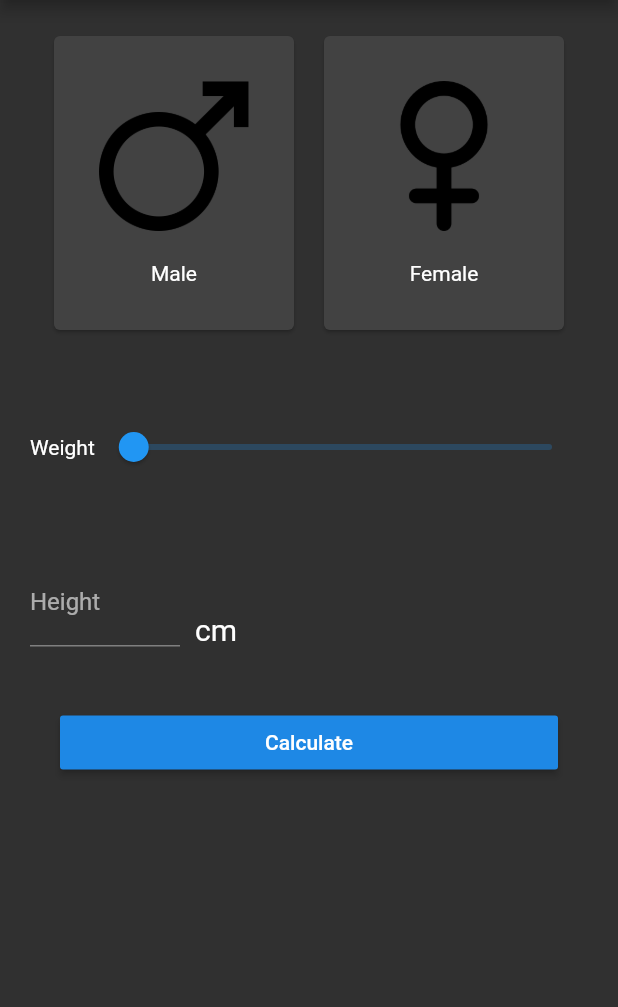
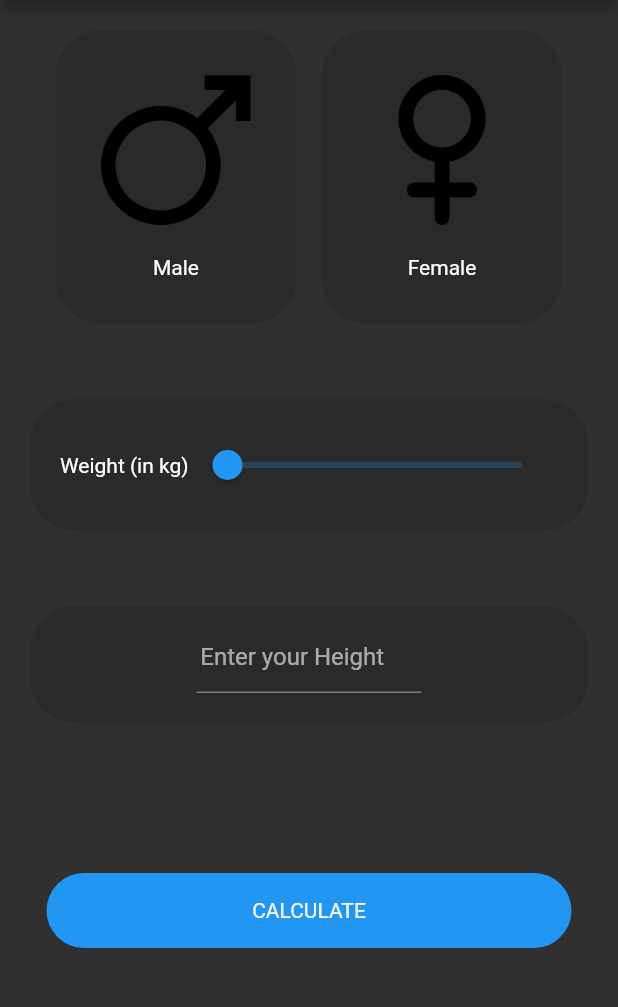
Before and after one commit to Annihilator99/BMI-Calculator, a Flutter app: the screen it shows after launch, on a phone screen of 412 x 824 dp, the part 84-1091 px from its top. Run offline on Flutter 3.47's test engine with Material 2 defaults, Android fonts, the phone set to English and light mode, and no system bars.

Commit message:
improvement: UI changes

```diff
--- a/lib/main.dart
+++ b/lib/main.dart
@@ -1,5 +1,6 @@
 import 'dart:math';
 
+import 'package:flutter/cupertino.dart';
 import 'package:flutter/material.dart';
 
 void main() {
@@ -36,8 +37,11 @@ class _MyHomePageState extends State<MyHomePage> {
   String gender = 'male';
   double height;
   double bmi;
-  var text_color_male = null;
-  var text_color_female = null;
+  static const color1 = Colors.blue;
+  static const color2 = Colors.black12;
+  var text_color_male = color2;
+  var text_color_female = color2;
+  bool _validate = false;
 
   final heightController = TextEditingController();
 
@@ -50,30 +54,21 @@ class _MyHomePageState extends State<MyHomePage> {
 
   String calculateBMI() {
     if (_sliderValue != 0 && heightController.text != null) {
-      bmi = _sliderValue / pow(double.parse(heightController.text), 2);
+      var height = double.parse(heightController.text) / 100;
+      bmi = _sliderValue / pow(height, 2);
     }
     return bmi.toString();
   }
 
-  @override
-  Widget build(BuildContext context) {
-    return Scaffold(
-      appBar: AppBar(
-        centerTitle: true,
-        title: Text(widget.title),
-      ),
-      body: Container(
-        padding: EdgeInsets.all(20),
-        child: Column(
-          children: [
-            Row(
+  Widget _buildGender() {
+    return Row(
       mainAxisAlignment: MainAxisAlignment.spaceEvenly,
       children: [
-                Card(
+        GestureDetector(
+          child: Container(
+            decoration: BoxDecoration(
                 color: text_color_male,
-                    child: InkWell(
-                      splashColor: Colors.blue,
-                      child: Container(
+                borderRadius: BorderRadius.all(Radius.circular(30))),
             padding: EdgeInsets.all(30),
             child: Column(
               mainAxisAlignment: MainAxisAlignment.spaceEvenly,
@@ -92,17 +87,17 @@ class _MyHomePageState extends State<MyHomePage> {
           ),
           onTap: () {
             setState(() {
-                          text_color_male = Colors.blue;
-                          text_color_female = null;
+              text_color_male = color1;
+              text_color_female = color2;
             });
             gender = 'male';
           },
-                    )),
-                Card(
+        ),
+        GestureDetector(
+          child: Container(
+            decoration: BoxDecoration(
                 color: text_color_female,
-                    child: InkWell(
-                      splashColor: Colors.blue,
-                      child: Container(
+                borderRadius: BorderRadius.all(Radius.circular(30))),
             padding: EdgeInsets.all(30),
             child: Column(
               mainAxisAlignment: MainAxisAlignment.spaceEvenly,
@@ -121,21 +116,29 @@ class _MyHomePageState extends State<MyHomePage> {
           ),
           onTap: () {
             setState(() {
-                          text_color_male = null;
-                          text_color_female = Colors.blue;
+              text_color_male = color2;
+              text_color_female = color1;
             });
             gender = 'female';
           },
-                    )),
+        )
       ],
+    );
+  }
+
+  Widget _buildSlider() {
+    return Container(
+      decoration: BoxDecoration(
+        borderRadius: BorderRadius.all(Radius.circular(30)),
+        color: color2,
       ),
-            Container(
       margin: EdgeInsets.fromLTRB(0, 50, 0, 0),
+      padding: EdgeInsets.all(20),
       child: Row(
         children: [
-                  Text('Weight'),
+          Text('Weight (in kg)'),
           Expanded(
-                    flex: 3,
+            flex: 2,
             child: Slider(
               value: _sliderValue,
               min: 0,
@@ -151,42 +154,62 @@ class _MyHomePageState extends State<MyHomePage> {
           )
         ],
       ),
+    );
+  }
+
+  Widget _buildHeight() {
+    return Container(
+        padding: EdgeInsets.fromLTRB(0, 10, 0, 20),
+        decoration: BoxDecoration(
+          borderRadius: BorderRadius.all(Radius.circular(30)),
+          color: color2,
         ),
-            Container(
         margin: EdgeInsets.fromLTRB(0, 50, 0, 0),
         child: Row(
-                  mainAxisAlignment: MainAxisAlignment.start,
+          mainAxisAlignment: MainAxisAlignment.center,
           crossAxisAlignment: CrossAxisAlignment.end,
           children: [
             SizedBox(
-                      width: 100,
+              width: 150,
               child: TextField(
+                onTap: () {
+                  setState(() {
+                    _validate = false;
+                  });
+                },
                 controller: heightController,
                 decoration: InputDecoration(
-                          labelText: 'Height',
+                  hintText: 'Enter your Height',
                   focusColor: Colors.blue,
+                  errorText: _validate ? 'Height cannot be left blank' : null,
+                  suffixText: 'cm',
                 ),
+                textAlign: TextAlign.center,
                 keyboardType: TextInputType.number,
               ),
             ),
-                    Container(
-                      margin: EdgeInsets.fromLTRB(10, 0, 0, 0),
-                      child: Text(
-                        'cm',
-                        style: TextStyle(fontSize: 20),
-                      ),
-                    )
           ],
-                )),
-            Container(
-              margin: EdgeInsets.fromLTRB(0, 40, 0, 0),
-              child: RaisedButton(
-                onPressed: () {
+        ));
+  }
+
+  Widget _buildButton() {
+    return GestureDetector(
+      onTap: () {
+        if (heightController.text.isEmpty) {
+          setState(() {
+            _validate = true;
+          });
+        } else {
+          setState(() {
+            _validate = false;
+          });
           return showDialog(
             context: context,
             builder: (context) {
               return AlertDialog(
-                        title: Text('Your BMI is'),
+                title: Center(
+                  child: Text('Your BMI is'),
+                ),
                 content: Column(
                   mainAxisSize: MainAxisSize.min,
                   children: [
@@ -197,14 +220,40 @@ class _MyHomePageState extends State<MyHomePage> {
               );
             },
           );
+        }
       },
-                child: SizedBox(
-                  height: 20,
-                  width: 300,
-                  child: Center(child: Text('Calculate')),
+      child: Container(
+          height: 50,
+          width: 350,
+          decoration: BoxDecoration(
+            borderRadius: BorderRadius.all(Radius.circular(30)),
+            color: color1,
           ),
+          margin: EdgeInsets.fromLTRB(0, 100, 0, 0),
+          child: Center(
+            child: Text(
+              'CALCULATE',
+              style: TextStyle(color: Colors.white),
             ),
-            )
+          )),
+    );
+  }
+
+  @override
+  Widget build(BuildContext context) {
+    return Scaffold(
+      appBar: AppBar(
+        centerTitle: true,
+        title: Text(widget.title),
+      ),
+      body: Container(
+        padding: EdgeInsets.all(20),
+        child: Column(
+          children: [
+            _buildGender(),
+            _buildSlider(),
+            _buildHeight(),
+            _buildButton()
           ],
         ),
       ), // This trailing comma makes auto-formatting nicer for build methods.
```
Lines whose indentation alone changed are shown as unchanged.
